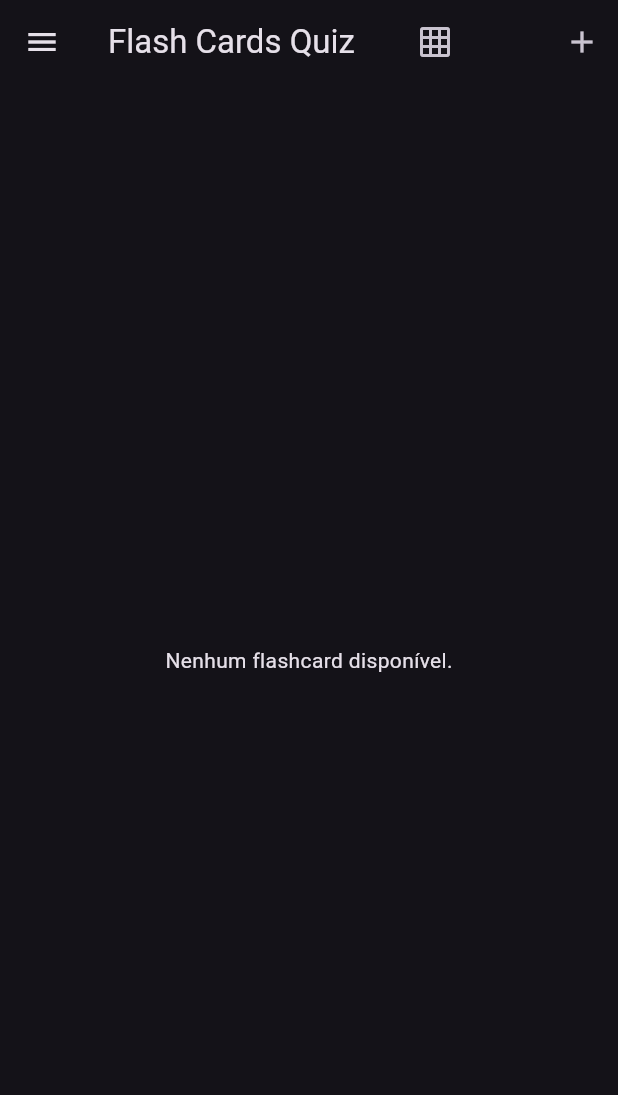
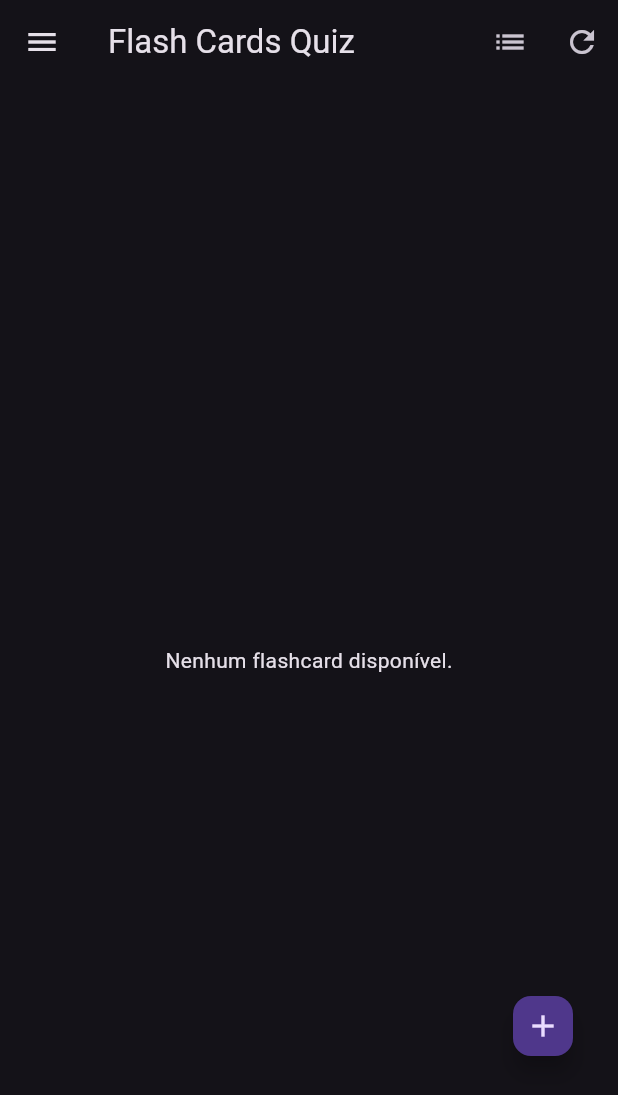
Before and after one commit to jcbarcelos/flashcardquiz, a Flutter app: the screen it shows after launch, on a phone screen of 412 x 824 dp. Shown: the top 1095 px of the screen. Run offline on Flutter 3.47's test engine with Material 3 defaults, Android fonts, the light colour scheme and no system bars; our stand-ins replace file_picker, sqflite, sqflite_common_ffi; accounts and stored records are empty.

Commit message:
refactor: widget

```diff
--- a/analysis_options.yaml
+++ b/analysis_options.yaml
@@ -10,6 +10,7 @@
 analyzer:
   errors:
     library_private_types_in_public_api: ignore
+    unused_local_variable: ignore
     use_build_context_synchronously: ignore
 include: package:flutter_lints/flutter.yaml
 
--- a/lib/screens/flashcard/flashcard_list_screen.dart
+++ b/lib/screens/flashcard/flashcard_list_screen.dart
@@ -3,8 +3,9 @@ import 'dart:io' show Platform;
 
 import 'package:flashcardquiz/core/database/sqlite/db_helper.dart';
 import 'package:flashcardquiz/models/flashcard_model.dart';
-import 'package:flashcardquiz/screens/flashcard/widget/flash_card_widget.dart';
-import 'package:flashcardquiz/screens/quiz/quiz_screen.dart';
+import 'package:flashcardquiz/screens/flashcard/widget/gridview_widget.dart';
+import 'package:flashcardquiz/screens/flashcard/widget/listview_widget.dart';
+import 'package:flashcardquiz/screens/flashcard/widget/stackwidget.dart';
 import 'package:flutter/material.dart';
 
 import 'flashcard_form_screen.dart';
@@ -19,7 +20,7 @@ class FlashCardListScreen extends StatefulWidget {
 class _FlashCardListScreenState extends State<FlashCardListScreen> {
   List<FlashCard> _flashcards = [];
   bool _isGridMode = true;
-
+  bool isLoading = true;
   final DatabaseHelper _dbHelper = DatabaseHelper();
 
   // Função para criar backup
@@ -29,7 +30,6 @@ class _FlashCardListScreenState extends State<FlashCardListScreen> {
       ScaffoldMessenger.of(context)
           .showSnackBar(SnackBar(content: Text(message)));
     } catch (e) {
-      print('e.toString( ) ${e.toString()}');
       ScaffoldMessenger.of(context)
           .showSnackBar(SnackBar(content: Text(e.toString())));
     }
@@ -52,14 +52,19 @@ class _FlashCardListScreenState extends State<FlashCardListScreen> {
 
   @override
   void initState() {
+    if (Platform.isAndroid || Platform.isIOS) {
+      _isGridMode = false;
+    }
     super.initState();
     _loadFlashcards();
   }
 
-  void _loadFlashcards() async {
+  Future<void> _loadFlashcards() async {
+    isLoading = true;
     List<FlashCard> flashcards = await DatabaseHelper().getFlashcards();
     setState(() {
       _flashcards = flashcards;
+      isLoading = false;
     });
   }
 
@@ -91,20 +96,11 @@ class _FlashCardListScreenState extends State<FlashCardListScreen> {
                     });
                   },
                 ),
-              const SizedBox(
-                width: 50.0,
-              ),
               IconButton(
-                icon: const Icon(Icons.add),
+                icon: const Icon(Icons.refresh),
                 onPressed: () {
-                  Navigator.push(
-                      context,
-                      MaterialPageRoute(
-                        builder: (context) => const FlashcardFormScreen(),
-                      )).then((_) {
-                    setState(() {
-                      _loadFlashcards();
-                    });
+                  setState(() {
+                    _loadFlashcards();
                   });
                 },
               ),
@@ -116,36 +112,20 @@ class _FlashCardListScreenState extends State<FlashCardListScreen> {
           ? const Center(child: Text('Nenhum flashcard disponível.'))
           : Padding(
               padding: const EdgeInsets.all(8.0),
-              child: _isGridMode
-                  ? GridView.builder(
-                      gridDelegate:
-                          const SliverGridDelegateWithFixedCrossAxisCount(
-                        crossAxisCount: 2,
-                        mainAxisSpacing: 8.0,
-                        crossAxisSpacing: 8.0,
-                        childAspectRatio: 3 / 2,
-                      ),
-                      itemCount: _flashcards.length,
-                      itemBuilder: (context, index) {
-                        return FlashCardWidget(
-                            flashcard: _flashcards[index],
-                            loadFlashcards: _loadFlashcards);
-                      },
-                    )
-                  : ListView.separated(
-                      padding: const EdgeInsets.all(8),
-                      itemCount: _flashcards.length,
-                      itemBuilder: (BuildContext context, int index) {
-                        return SizedBox(
-                          height: 150,
-                          child: FlashCardWidget(
-                              flashcard: _flashcards[index],
-                              loadFlashcards: _loadFlashcards),
-                        );
-                      },
-                      separatorBuilder: (BuildContext context, int index) =>
-                          const Divider(),
-                    ),
+              child: RefreshIndicator(
+                onRefresh: _loadFlashcards,
+                child: isLoading
+                    ? const Center(child: CircularProgressIndicator())
+                    : _isGridMode
+                        ? GridViewWidget(
+                            flashcards: _flashcards,
+                            loadFlashcards: _loadFlashcards,
+                          )
+                        : ListViewWidget(
+                            flashcards: _flashcards,
+                            loadFlashcards: _loadFlashcards,
+                          ),
+              ),
             ),
       drawer: Drawer(
         child: Column(
@@ -182,17 +162,7 @@ class _FlashCardListScreenState extends State<FlashCardListScreen> {
           ],
         ),
       ),
-      floatingActionButton: _flashcards.isNotEmpty
-          ? FloatingActionButton(
-              onPressed: () {
-                Navigator.of(context).push(MaterialPageRoute(
-                  builder: (context) => const QuizScreen(),
-                ));
-              },
-              tooltip: 'Iniciar Quiz',
-              child: const Icon(Icons.question_answer),
-            )
-          : null,
+      floatingActionButton: Stackwidget(flashcard: _flashcards),
     );
   }
 
--- /dev/null
+++ b/lib/screens/flashcard/widget/stackwidget.dart
@@ -0,0 +1,58 @@
+import 'package:flashcardquiz/models/flashcard_model.dart';
+import 'package:flashcardquiz/screens/flashcard/flashcard_form_screen.dart';
+import 'package:flashcardquiz/screens/quiz/quiz_screen.dart';
+import 'package:flutter/material.dart';
+
+class Stackwidget extends StatefulWidget {
+  final List<FlashCard> flashcard;
+  final void Function()? loadFlashcards;
+  const Stackwidget({super.key, required this.flashcard, this.loadFlashcards});
+
+  @override
+  State<Stackwidget> createState() => _StackwidgetState();
+}
+
+class _StackwidgetState extends State<Stackwidget> {
+  @override
+  Widget build(BuildContext context) {
+    return Stack(
+      children: [
+        // Primeiro FloatingActionButton
+        Positioned(
+          right: 10,
+          bottom: 10,
+          child: widget.flashcard.isNotEmpty
+              ? FloatingActionButton.small(
+                  onPressed: () {
+                    Navigator.of(context).push(MaterialPageRoute(
+                      builder: (context) => const QuizScreen(),
+                    ));
+                  },
+                  tooltip: 'Iniciar Quiz',
+                  child: const Icon(Icons.question_answer),
+                )
+              : Container(),
+        ),
+        // Segundo FloatingActionButton
+        Positioned(
+          right: 10,
+          bottom: 100,
+          child: FloatingActionButton.small(
+            onPressed: () {
+              Navigator.push(
+                  context,
+                  MaterialPageRoute(
+                    builder: (context) => const FlashcardFormScreen(),
+                  )).then((_) {
+                setState(() {
+                  widget.loadFlashcards;
+                });
+              });
+            },
+            child: const Icon(Icons.add),
+          ),
+        ),
+      ],
+    );
+  }
+}
```
Also changed, not shown: lib/core/database/sqlite/db_helper.dart (+85 -8 lines), lib/screens/flashcard/widget/flash_card_widget.dart (+7 -5 lines), lib/screens/flashcard/widget/gridview_widget.dart (added, +34 -0 lines), lib/screens/flashcard/widget/listview_widget.dart (added, +31 -0 lines).
